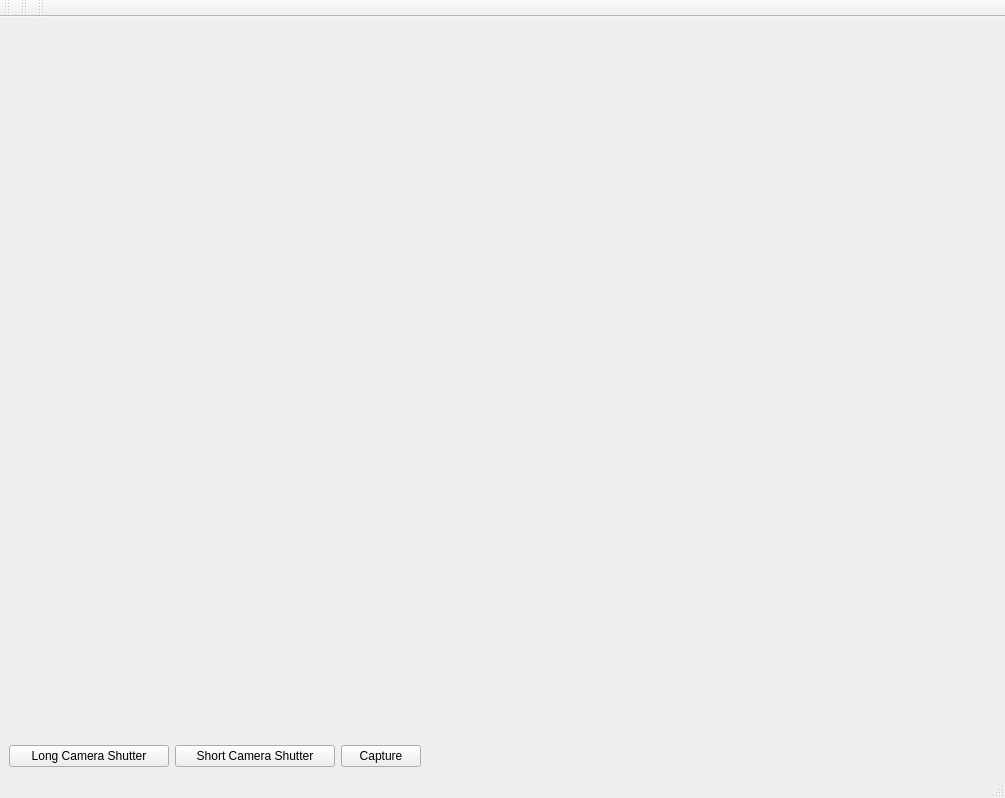
Above: myUI.ui from evancheng1006/MyImageCaptureTools before the change. Below: the same form after it.
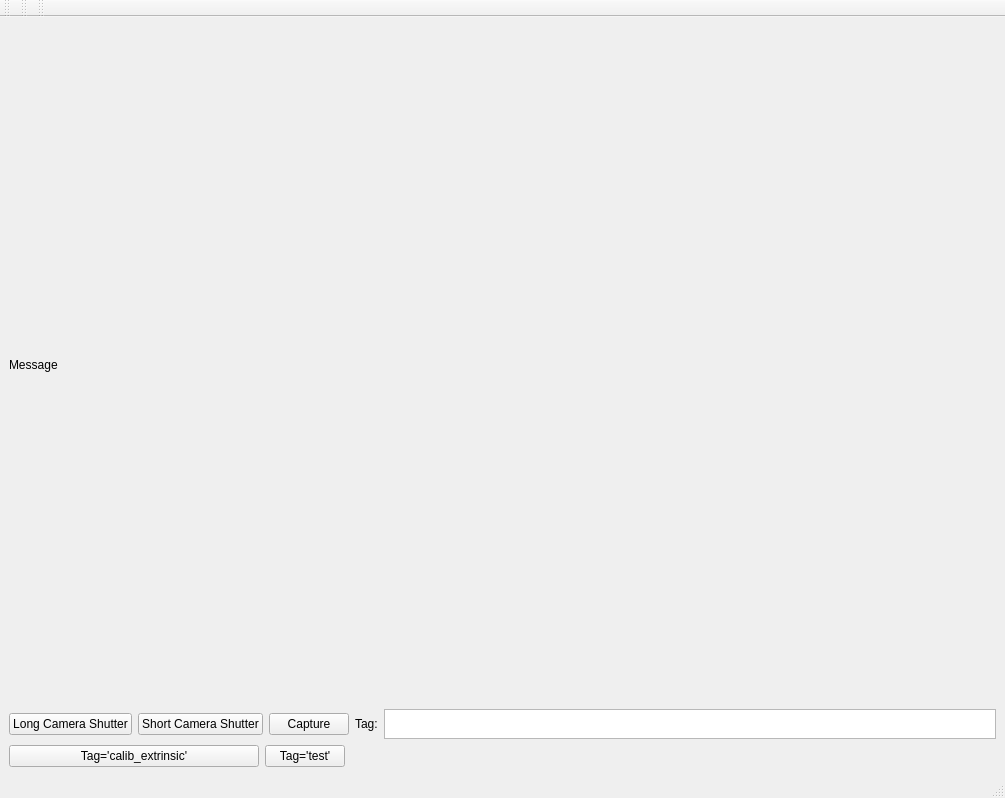
That is the form after the change.

The edit to the form file:
```diff
--- a/myUI.ui
+++ b/myUI.ui
@@ -30,17 +30,36 @@
      </layout>
     </item>
     <item>
+     <widget class="QLabel" name="label_Message">
+      <property name="minimumSize">
+       <size>
+        <width>0</width>
+        <height>20</height>
+       </size>
+      </property>
+      <property name="maximumSize">
+       <size>
+        <width>16777215</width>
+        <height>20</height>
+       </size>
+      </property>
+      <property name="text">
+       <string>Message</string>
+      </property>
+     </widget>
+    </item>
+    <item alignment="Qt::AlignLeft|Qt::AlignTop">
      <widget class="QLabel" name="msg">
       <property name="minimumSize">
        <size>
         <width>0</width>
-        <height>110</height>
+        <height>200</height>
        </size>
       </property>
       <property name="maximumSize">
        <size>
         <width>16777215</width>
-        <height>110</height>
+        <height>200</height>
        </size>
       </property>
       <property name="text">
@@ -79,7 +98,7 @@
         </property>
        </widget>
       </item>
-      <item alignment="Qt::AlignLeft">
+      <item>
        <widget class="QPushButton" name="btn_capture">
         <property name="maximumSize">
          <size>
@@ -89,6 +108,59 @@
         </property>
         <property name="text">
          <string>Capture</string>
+        </property>
+       </widget>
+      </item>
+      <item>
+       <widget class="QLabel" name="label_Tag">
+        <property name="text">
+         <string>Tag:</string>
+        </property>
+       </widget>
+      </item>
+      <item>
+       <widget class="QPlainTextEdit" name="plainTextEdit_Tag">
+        <property name="minimumSize">
+         <size>
+          <width>0</width>
+          <height>30</height>
+         </size>
+        </property>
+        <property name="maximumSize">
+         <size>
+          <width>800</width>
+          <height>30</height>
+         </size>
+        </property>
+       </widget>
+      </item>
+     </layout>
+    </item>
+    <item>
+     <layout class="QHBoxLayout" name="horizontalLayout_2">
+      <item>
+       <widget class="QPushButton" name="btn_tag_calib_extrinsic">
+        <property name="maximumSize">
+         <size>
+          <width>250</width>
+          <height>16777215</height>
+         </size>
+        </property>
+        <property name="text">
+         <string>Tag='calib_extrinsic'</string>
+        </property>
+       </widget>
+      </item>
+      <item alignment="Qt::AlignLeft">
+       <widget class="QPushButton" name="btn_tag_test">
+        <property name="maximumSize">
+         <size>
+          <width>100</width>
+          <height>16777215</height>
+         </size>
+        </property>
+        <property name="text">
+         <string>Tag='test'</string>
         </property>
        </widget>
       </item>
```
